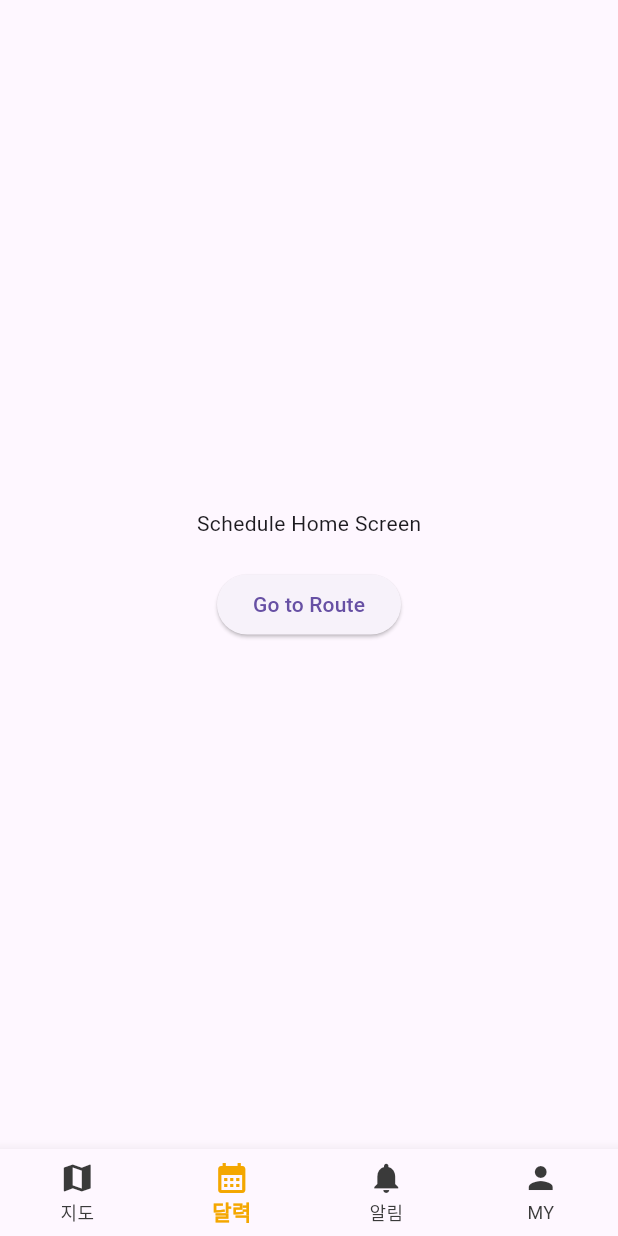
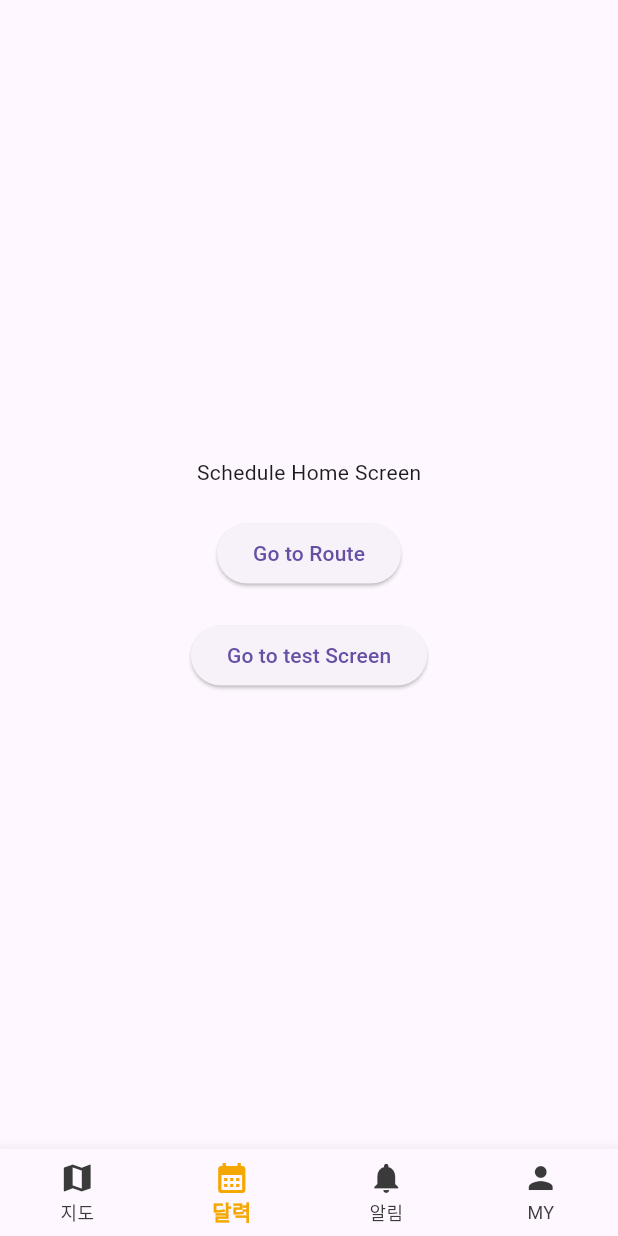
Before and after one commit to chtoqur/gilin, a Flutter app: the screen it shows after launch, item 2 of the bottom bar chosen, on a phone screen of 412 x 824 dp. Run offline on Flutter 3.47's test engine with Material 3 defaults, Android fonts, the phone set to English and light mode, and no system bars; our stand-ins replace flutter_riverpod, go_router; missing offline and left inert: flutter_naver_map.

Commit message:
feat: go_router 적용

```diff
--- a/front/lib/main.dart
+++ b/front/lib/main.dart
@@ -1,6 +1,7 @@
 import 'package:flutter/material.dart';
 import 'package:flutter_riverpod/flutter_riverpod.dart';
 import 'package:flutter_naver_map/flutter_naver_map.dart';
+import 'package:gilin/screens/mypage/test_screen.dart';
 import 'dart:developer';
 import 'package:go_router/go_router.dart';
 
@@ -19,7 +20,7 @@
         },
         routes: [
           GoRoute(
-            path: '/',
+            path: '/route',
             builder: (context, state) => const RouteScreen(),
           ),
           GoRoute(
@@ -34,9 +35,14 @@
             path: '/mypage',
             builder: (context, state) => const MypageScreen(),
           ),
+          GoRoute(
+            path: '/test',
+            builder: (context, state) => const TestScreen(),
+          ),
         ],
       ),
     ],
+    initialLocation: '/route',
   );
 });
 
--- a/front/lib/screens/main_screen.dart
+++ b/front/lib/screens/main_screen.dart
@@ -21,7 +21,7 @@ class MainScreen extends ConsumerWidget {
           ref.read(bottomNavProvider.notifier).setPage(index);
           switch (index) {  // index에 따라 경로 이동
             case 0:
-              context.go('/');
+              context.go('/route');
               break;
             case 1:
               context.go('/schedule');
--- a/front/lib/screens/schedule/schedule_screen.dart
+++ b/front/lib/screens/schedule/schedule_screen.dart
@@ -13,8 +13,13 @@ class ScheduleScreen extends StatelessWidget {
           const Text('Schedule Home Screen'),
           const SizedBox(height: 20), // 버튼과 텍스트 사이 간격
           ElevatedButton(
-            onPressed: () => context.go('/'), // go_router를 사용한 네비게이션
+            onPressed: () => context.go('/route'), // go_router를 사용한 네비게이션
             child: const Text('Go to Route'),
+          ),
+          const SizedBox(height: 20), // 버튼과 텍스트 사이 간격
+          ElevatedButton(
+            onPressed: () => context.go('/test'), // go_router를 사용한 네비게이션
+            child: const Text('Go to test Screen'),
           ),
         ],
       ),
--- a/front/lib/screens/shared/providers/navigation_provider.dart
+++ b/front/lib/screens/shared/providers/navigation_provider.dart
@@ -9,7 +9,7 @@ class BottomNavState extends StateNotifier<int> {
 
   void updateIndexFromPath(String path) {
     switch (path) {
-      case '/':
+      case '/route':
         state = 0;
         break;
       case '/schedule':
```
Also changed, not shown: front/lib/screens/mypage/test_screen.dart (added, +12 -0 lines), front/lib/screens/route/route_screen.dart (+40 -0 lines).
